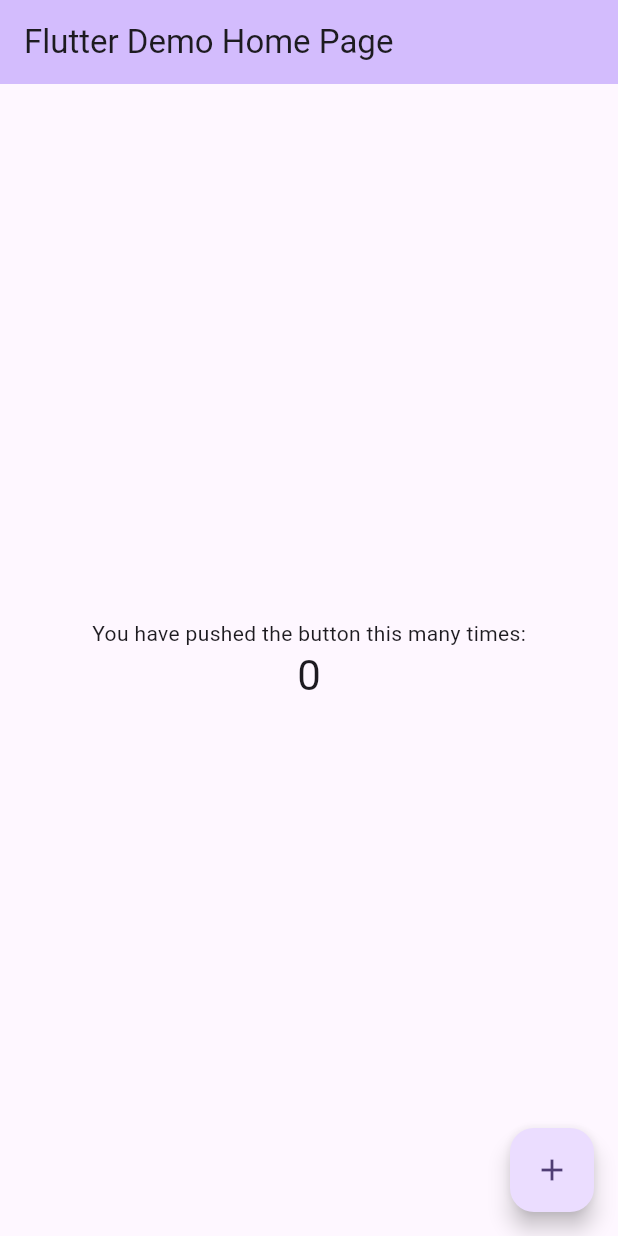
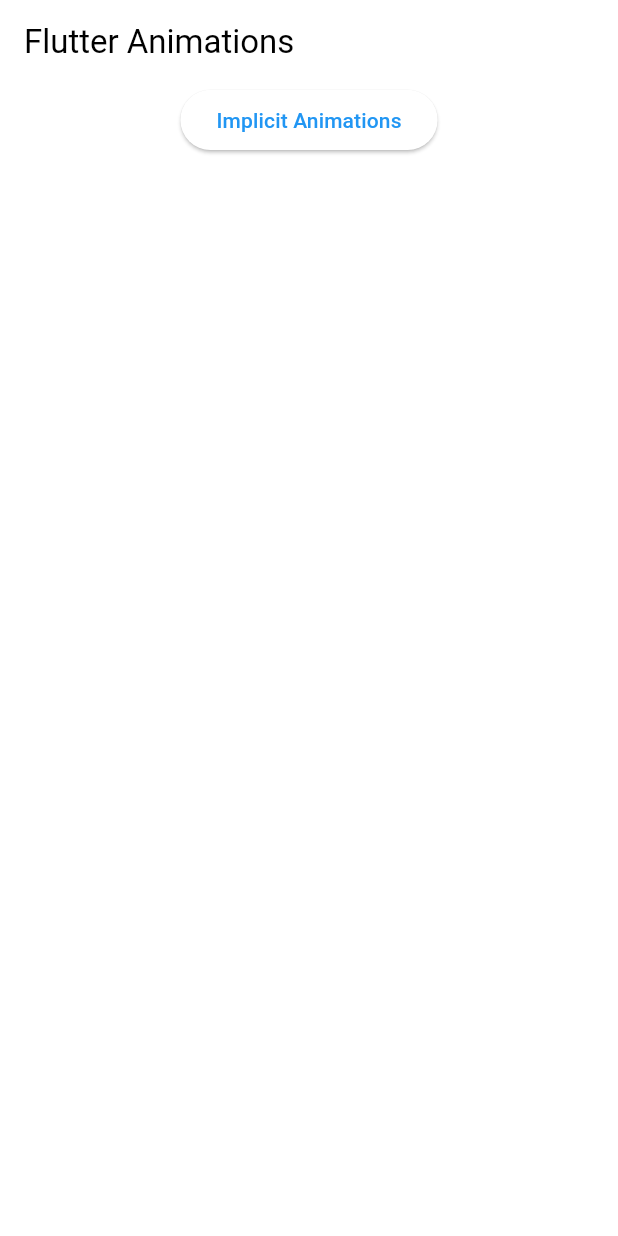
Before and after one commit to Bullets-jyr/flutter_animations_masterclass, a Flutter app: the screen it shows after launch, on a phone screen of 412 x 824 dp. Run offline on Flutter 3.47's test engine with Material 3 defaults, Android fonts, the phone set to English and light mode, and no system bars.

Commit message:
feat: Project Setup
Closes: #FA-5

```diff
--- a/lib/main.dart
+++ b/lib/main.dart
@@ -1,4 +1,6 @@
 import 'package:flutter/material.dart';
+
+import 'screens/menu_screen.dart';
 
 void main() {
   runApp(const MyApp());
@@ -7,119 +9,17 @@ void main() {
 class MyApp extends StatelessWidget {
   const MyApp({super.key});
 
-  // This widget is the root of your application.
   @override
   Widget build(BuildContext context) {
     return MaterialApp(
-      title: 'Flutter Demo',
+      title: 'Flutter Animations Masterclass',
       theme: ThemeData(
-        // This is the theme of your application.
-        //
-        // TRY THIS: Try running your application with "flutter run". You'll see
-        // the application has a purple toolbar. Then, without quitting the app,
-        // try changing the seedColor in the colorScheme below to Colors.green
-        // and then invoke "hot reload" (save your changes or press the "hot
-        // reload" button in a Flutter-supported IDE, or press "r" if you used
-        // the command line to start the app).
-        //
-        // Notice that the counter didn't reset back to zero; the application
-        // state is not lost during the reload. To reset the state, use hot
-        // restart instead.
-        //
-        // This works for code too, not just values: Most code changes can be
-        // tested with just a hot reload.
-        colorScheme: ColorScheme.fromSeed(seedColor: Colors.deepPurple),
         useMaterial3: true,
+        colorScheme: const ColorScheme.light(
+          primary: Colors.blue,
+        ),
       ),
-      home: const MyHomePage(title: 'Flutter Demo Home Page'),
+      home: const MenuScreen(),
     );
   }
 }
-
-class MyHomePage extends StatefulWidget {
-  const MyHomePage({super.key, required this.title});
-
-  // This widget is the home page of your application. It is stateful, meaning
-  // that it has a State object (defined below) that contains fields that affect
-  // how it looks.
-
-  // This class is the configuration for the state. It holds the values (in this
-  // case the title) provided by the parent (in this case the App widget) and
-  // used by the build method of the State. Fields in a Widget subclass are
-  // always marked "final".
-
-  final String title;
-
-  @override
-  State<MyHomePage> createState() => _MyHomePageState();
-}
-
-class _MyHomePageState extends State<MyHomePage> {
-  int _counter = 0;
-
-  void _incrementCounter() {
-    setState(() {
-      // This call to setState tells the Flutter framework that something has
-      // changed in this State, which causes it to rerun the build method below
-      // so that the display can reflect the updated values. If we changed
-      // _counter without calling setState(), then the build method would not be
-      // called again, and so nothing would appear to happen.
-      _counter++;
-    });
-  }
-
-  @override
-  Widget build(BuildContext context) {
-    // This method is rerun every time setState is called, for instance as done
-    // by the _incrementCounter method above.
-    //
-    // The Flutter framework has been optimized to make rerunning build methods
-    // fast, so that you can just rebuild anything that needs updating rather
-    // than having to individually change instances of widgets.
-    return Scaffold(
-      appBar: AppBar(
-        // TRY THIS: Try changing the color here to a specific color (to
-        // Colors.amber, perhaps?) and trigger a hot reload to see the AppBar
-        // change color while the other colors stay the same.
-        backgroundColor: Theme.of(context).colorScheme.inversePrimary,
-        // Here we take the value from the MyHomePage object that was created by
-        // the App.build method, and use it to set our appbar title.
-        title: Text(widget.title),
-      ),
-      body: Center(
-        // Center is a layout widget. It takes a single child and positions it
-        // in the middle of the parent.
-        child: Column(
-          // Column is also a layout widget. It takes a list of children and
-          // arranges them vertically. By default, it sizes itself to fit its
-          // children horizontally, and tries to be as tall as its parent.
-          //
-          // Column has various properties to control how it sizes itself and
-          // how it positions its children. Here we use mainAxisAlignment to
-          // center the children vertically; the main axis here is the vertical
-          // axis because Columns are vertical (the cross axis would be
-          // horizontal).
-          //
-          // TRY THIS: Invoke "debug painting" (choose the "Toggle Debug Paint"
-          // action in the IDE, or press "p" in the console), to see the
-          // wireframe for each widget.
-          mainAxisAlignment: MainAxisAlignment.center,
-          children: <Widget>[
-            const Text(
-              'You have pushed the button this many times:',
-            ),
-            Text(
-              '$_counter',
-              style: Theme.of(context).textTheme.headlineMedium,
-            ),
-          ],
-        ),
-      ),
-      floatingActionButton: FloatingActionButton(
-        onPressed: _incrementCounter,
-        tooltip: 'Increment',
-        child: const Icon(Icons.add),
-      ), // This trailing comma makes auto-formatting nicer for build methods.
-    );
-  }
-}
--- /dev/null
+++ b/lib/screens/menu_screen.dart
@@ -0,0 +1,40 @@
+import 'package:flutter/material.dart';
+
+import 'implicit_animations_screen.dart';
+
+class MenuScreen extends StatelessWidget {
+  const MenuScreen({super.key});
+
+  void _goToPage(BuildContext context, Widget screen) {
+    Navigator.push(
+      context,
+      MaterialPageRoute(
+        builder: (context) => screen,
+      ),
+    );
+  }
+
+  @override
+  Widget build(BuildContext context) {
+    return Scaffold(
+      appBar: AppBar(
+        title: const Text('Flutter Animations'),
+      ),
+      body: Center(
+        child: Column(
+          children: [
+            ElevatedButton(
+              onPressed: () {
+                _goToPage(
+                  context,
+                  const ImplicitAnimationsScreen(),
+                );
+              },
+              child: const Text('Implicit Animations'),
+            ),
+          ],
+        ),
+      ),
+    );
+  }
+}
```
Also changed, not shown: lib/screens/implicit_animations_screen.dart (added, +15 -0 lines).
